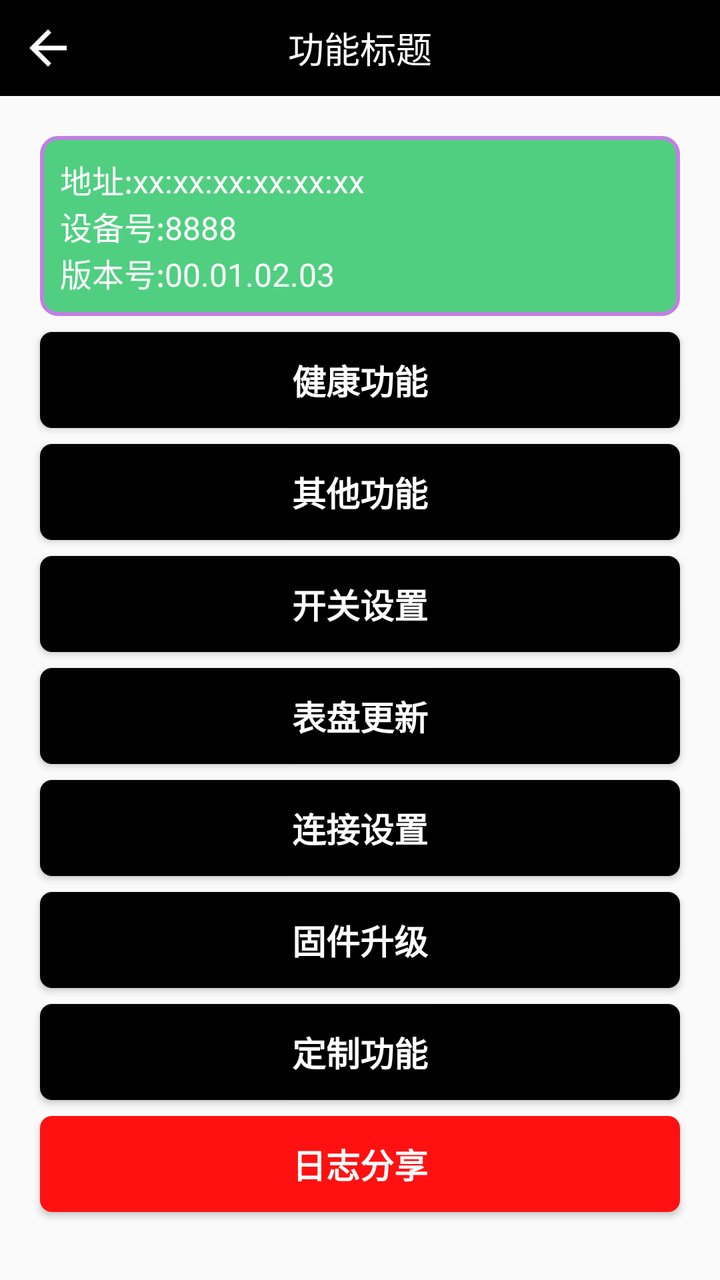
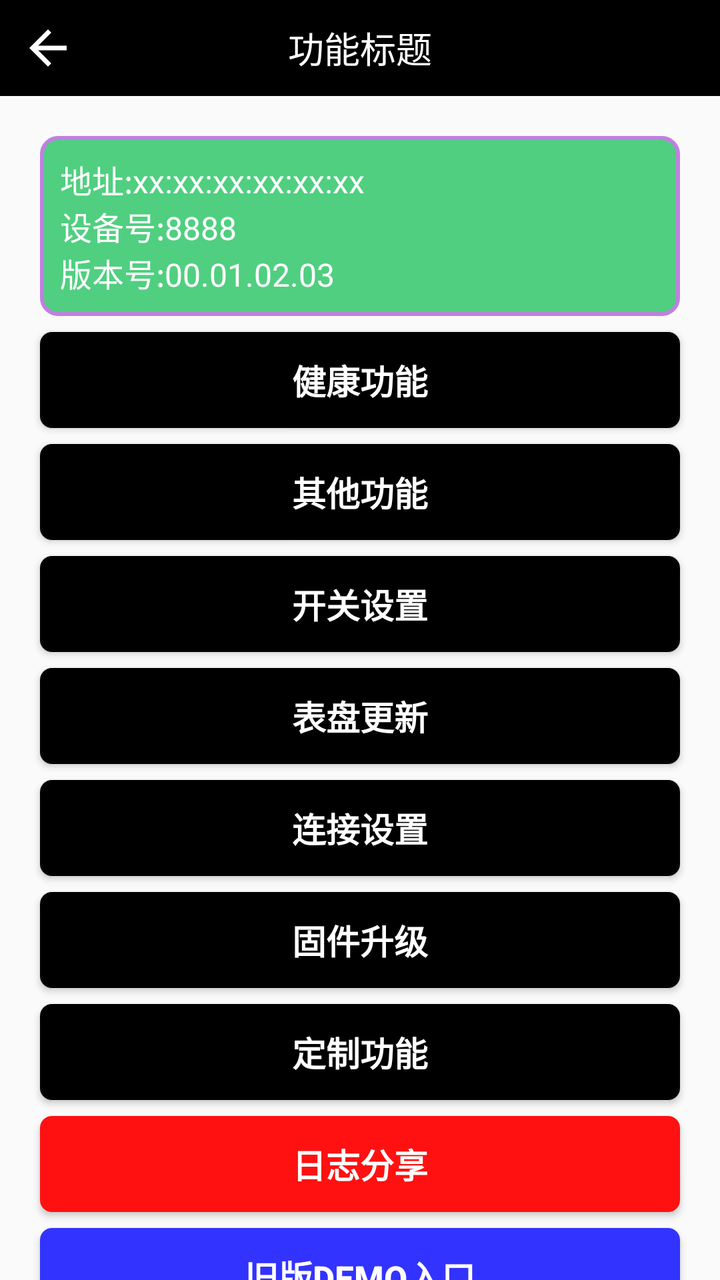

Before-and-after screenshots of an Android layout around one commit, followed by the original layout XML and the change that was made.
<!-- AndroidManifest.xml: application theme AppTheme -->
<!-- res/layout/activity_device_function_menu.xml -->
<?xml version="1.0" encoding="utf-8"?>
<androidx.constraintlayout.widget.ConstraintLayout xmlns:android="http://schemas.android.com/apk/res/android"
    xmlns:app="http://schemas.android.com/apk/res-auto"
    android:layout_width="match_parent"
    android:layout_height="match_parent">

    <include
        android:id="@+id/vTitle"
        layout="@layout/layout_title_bar"
        app:layout_constraintEnd_toEndOf="parent"
        app:layout_constraintStart_toStartOf="parent"
        app:layout_constraintTop_toTopOf="parent"/>

    <TextView
        android:id="@+id/tvDeviceInfo"
        app:layout_constraintTop_toBottomOf="@id/vTitle"
        android:background="@drawable/text_info_bg"
        android:layout_marginTop="20dp"
        android:layout_marginStart="20dp"
        android:textColor="#FFF"
        android:textSize="16sp"
        android:padding="10dp"
        android:text="地址:xx:xx:xx:xx:xx:xx\n设备号:8888\n版本号:00.01.02.03"
        android:layout_marginEnd="20dp"
        android:layout_width="match_parent"
        android:layout_height="wrap_content"/>

    <Button
        android:layout_marginTop="8dp"
        android:layout_marginStart="20dp"
        android:layout_marginEnd="20dp"
        android:id="@+id/btnHealthFunction"
        app:layout_constraintStart_toStartOf="parent"
        app:layout_constraintEnd_toEndOf="parent"
        android:text="健康功能"
        android:textColor="#FFF"
        android:textStyle="bold"
        android:textSize="17sp"
        android:background="@drawable/btn_common"
        app:layout_constraintTop_toBottomOf="@id/tvDeviceInfo"
        android:layout_width="match_parent"
        android:layout_height="wrap_content"/>

    <Button
        android:layout_marginTop="8dp"
        android:layout_marginStart="20dp"
        android:layout_marginEnd="20dp"
        android:id="@+id/btnOtherFunction"
        app:layout_constraintStart_toStartOf="parent"
        app:layout_constraintEnd_toEndOf="parent"
        android:text="其他功能"
        android:textColor="#FFF"
        android:textStyle="bold"
        android:textSize="17sp"
        android:background="@drawable/btn_common"
        app:layout_constraintTop_toBottomOf="@id/btnHealthFunction"
        android:layout_width="match_parent"
        android:layout_height="wrap_content"/>

    <Button
        android:layout_marginTop="8dp"
        android:layout_marginStart="20dp"
        android:layout_marginEnd="20dp"
        android:id="@+id/btnSwitchFunction"
        app:layout_constraintStart_toStartOf="parent"
        app:layout_constraintEnd_toEndOf="parent"
        android:text="开关设置"
        android:textColor="#FFF"
        android:textStyle="bold"
        android:textSize="17sp"
        android:background="@drawable/btn_common"
        app:layout_constraintTop_toBottomOf="@id/btnOtherFunction"
        android:layout_width="match_parent"
        android:layout_height="wrap_content"/>

    <Button
        android:layout_marginTop="8dp"
        android:layout_marginStart="20dp"
        android:layout_marginEnd="20dp"
        android:id="@+id/btnWatchFace"
        app:layout_constraintStart_toStartOf="parent"
        app:layout_constraintEnd_toEndOf="parent"
        android:text="表盘更新"
        android:textColor="#FFF"
        android:textStyle="bold"
        android:textSize="17sp"
        android:background="@drawable/btn_common"
        app:layout_constraintTop_toBottomOf="@id/btnSwitchFunction"
        android:layout_width="match_parent"
        android:layout_height="wrap_content"/>

    <Button
        android:layout_marginTop="8dp"
        android:layout_marginStart="20dp"
        android:layout_marginEnd="20dp"
        android:id="@+id/btnConnectSetting"
        app:layout_constraintStart_toStartOf="parent"
        app:layout_constraintEnd_toEndOf="parent"
        android:text="连接设置"
        android:textColor="#FFF"
        android:textStyle="bold"
        android:textSize="17sp"
        android:background="@drawable/btn_common"
        app:layout_constraintTop_toBottomOf="@id/btnWatchFace"
        android:layout_width="match_parent"
        android:layout_height="wrap_content"/>

    <Button
        android:layout_marginTop="8dp"
        android:layout_marginStart="20dp"
        android:layout_marginEnd="20dp"
        android:id="@+id/btnOTAUpgrade"
        app:layout_constraintStart_toStartOf="parent"
        app:layout_constraintEnd_toEndOf="parent"
        android:text="固件升级"
        android:textColor="#FFF"
        android:textStyle="bold"
        android:textSize="17sp"
        android:background="@drawable/btn_common"
        app:layout_constraintTop_toBottomOf="@id/btnConnectSetting"
        android:layout_width="match_parent"
        android:layout_height="wrap_content"/>

    <Button
        android:layout_marginTop="8dp"
        android:layout_marginStart="20dp"
        android:layout_marginEnd="20dp"
        android:id="@+id/btnCustomFunction"
        app:layout_constraintStart_toStartOf="parent"
        app:layout_constraintEnd_toEndOf="parent"
        android:text="定制功能"
        android:textColor="#FFF"
        android:textStyle="bold"
        android:textSize="17sp"
        android:background="@drawable/btn_common"
        app:layout_constraintTop_toBottomOf="@id/btnOTAUpgrade"
        android:layout_width="match_parent"
        android:layout_height="wrap_content"/>

    <Button
        android:layout_marginTop="8dp"
        android:layout_marginStart="20dp"
        android:layout_marginEnd="20dp"
        android:id="@+id/btnLogShare"
        app:layout_constraintStart_toStartOf="parent"
        app:layout_constraintEnd_toEndOf="parent"
        android:text="日志分享"
        android:textColor="#FFF"
        android:textStyle="bold"
        android:textSize="17sp"
        android:background="@drawable/btn_red"
        app:layout_constraintTop_toBottomOf="@id/btnCustomFunction"
        android:layout_width="match_parent"
        android:layout_height="wrap_content"/>

</androidx.constraintlayout.widget.ConstraintLayout>
<!-- res/layout/layout_title_bar.xml (included above) -->
<?xml version="1.0" encoding="utf-8"?>
<androidx.constraintlayout.widget.ConstraintLayout xmlns:android="http://schemas.android.com/apk/res/android"
    android:layout_width="match_parent"
    xmlns:app="http://schemas.android.com/apk/res-auto"
    android:background="#000"
    android:layout_height="48dp">

    <ImageView
        android:id="@+id/ivBack"
        app:layout_constraintStart_toStartOf="parent"
        app:layout_constraintTop_toTopOf="parent"
        app:layout_constraintBottom_toBottomOf="parent"
        android:src="@drawable/ic_back_arrow"
        android:padding="10dp"
        android:layout_width="48dp"
        android:layout_height="48dp"/>

    <TextView
        android:id="@+id/tvTitle"
        app:layout_constraintStart_toStartOf="parent"
        app:layout_constraintEnd_toEndOf="parent"
        app:layout_constraintTop_toTopOf="parent"
        android:text="功能标题"
        android:textColor="#FFF"
        android:textSize="18sp"
        android:gravity="center"
        app:layout_constraintBottom_toBottomOf="parent"
        android:layout_width="wrap_content"
        android:layout_height="match_parent"/>

    <ImageView
        android:id="@+id/ivSetting"
        app:layout_constraintEnd_toEndOf="parent"
        app:layout_constraintTop_toTopOf="parent"
        app:layout_constraintBottom_toBottomOf="parent"
        android:src="@drawable/icon2_ptt_remind_set2_ltmode"
        android:padding="10dp"
        android:visibility="invisible"
        android:layout_width="48dp"
        android:layout_height="48dp"/>

</androidx.constraintlayout.widget.ConstraintLayout>
<!-- resources referenced by this layout -->
<resources>
  <!-- drawable btn_red (drawable) -->
  <?xml version="1.0" encoding="utf-8"?>
  <selector xmlns:android="http://schemas.android.com/apk/res/android">
      <item android:state_selected="true">
          <shape android:shape="rectangle">
              <solid android:color="#F11"/>
              <corners android:radius="6dp"/>
          </shape>
      </item>
      <item android:state_pressed="true">
          <shape android:shape="rectangle">
              <solid android:color="#F11"/>
              <corners android:radius="6dp"/>
          </shape>
      </item>
      <item android:state_enabled="true">
          <shape android:shape="rectangle">
              <solid android:color="#F11"/>
              <corners android:radius="6dp"/>
          </shape>
      </item>
      <item android:state_enabled="false">
          <shape android:shape="rectangle">
              <solid android:color="#999"/>
              <corners android:radius="6dp"/>
          </shape>
      </item>
      <item>
          <shape android:shape="rectangle">
              <solid android:color="#E22"/>
              <corners android:radius="6dp"/>
          </shape>
      </item>
  </selector>
  <!-- drawable ic_back_arrow (drawable) -->
  <?xml version="1.0" encoding="utf-8"?>
  <vector xmlns:android="http://schemas.android.com/apk/res/android"
      android:width="24dp"
      android:height="24dp"
      android:viewportWidth="24"
      android:viewportHeight="24"
      android:tint="?attr/colorOnSurface">
      <path
          android:fillColor="@android:color/white"
          android:pathData="M20,11H7.83l5.59,-5.59L12,4l-8,8l8,8l1.41,-1.41L7.83,13H20v-2z"/>
  </vector>
  <!-- drawable text_info_bg (drawable) -->
  <?xml version="1.0" encoding="utf-8"?>
  <shape xmlns:android="http://schemas.android.com/apk/res/android">
      <corners android:radius="8dp"/>
      <stroke android:color="#c080E0" android:width="2dp"/>
      <solid android:color="#50cF80"/>
  </shape>
  <style name="AppTheme" parent="Theme.AppCompat.Light.NoActionBar">
          
          <item name="colorPrimary">@color/colorPrimary</item>
          <item name="colorPrimaryDark">@color/colorPrimaryDark</item>
          <item name="colorAccent">@color/colorAccent</item>
          
          <item name="android:windowDrawsSystemBarBackgrounds">false</item>
          <item name="android:fitsSystemWindows">true</item>
  
          
          <item name="android:statusBarColor">@color/colorPrimaryDark</item>
  
          
          <item name="android:windowLightStatusBar">true</item>
  
      </style>
  <color name="colorPrimary">#3F51B5</color>
  <color name="colorPrimaryDark">#303F9F</color>
  <color name="colorAccent">#FF4081</color>
  <!-- unchanged entries left out for length: 2 -->
</resources>

<!-- the commit's change to res/layout/activity_device_function_menu.xml (unified diff, before → after) -->
@@ -150,6 +150,22 @@
         android:textSize="17sp"
         android:background="@drawable/btn_red"
         app:layout_constraintTop_toBottomOf="@id/btnCustomFunction"
+        android:layout_width="match_parent"
+        android:layout_height="wrap_content"/>
+
+    <Button
+        android:layout_marginTop="8dp"
+        android:layout_marginStart="20dp"
+        android:layout_marginEnd="20dp"
+        android:id="@+id/btnOldApiEntry"
+        app:layout_constraintStart_toStartOf="parent"
+        app:layout_constraintEnd_toEndOf="parent"
+        android:text="旧版DEMO入口"
+        android:textColor="#FFF"
+        android:textStyle="bold"
+        android:textSize="17sp"
+        android:background="@drawable/btn_blue"
+        app:layout_constraintTop_toBottomOf="@id/btnLogShare"
         android:layout_width="match_parent"
         android:layout_height="wrap_content"/>
 
<!-- resource entries referenced after the edit -->
@@ -1,5 +1,39 @@
 <!-- resources referenced by this layout -->
 <resources>
+  <!-- drawable btn_blue (drawable) -->
+  <?xml version="1.0" encoding="utf-8"?>
+  <selector xmlns:android="http://schemas.android.com/apk/res/android">
+      <item android:state_selected="true">
+          <shape android:shape="rectangle">
+              <solid android:color="#33F"/>
+              <corners android:radius="6dp"/>
+          </shape>
+      </item>
+      <item android:state_pressed="true">
+          <shape android:shape="rectangle">
+              <solid android:color="#33F"/>
+              <corners android:radius="6dp"/>
+          </shape>
+      </item>
+      <item android:state_enabled="true">
+          <shape android:shape="rectangle">
+              <solid android:color="#33F"/>
+              <corners android:radius="6dp"/>
+          </shape>
+      </item>
+      <item android:state_enabled="false">
+          <shape android:shape="rectangle">
+              <solid android:color="#999"/>
+              <corners android:radius="6dp"/>
+          </shape>
+      </item>
+      <item>
+          <shape android:shape="rectangle">
+              <solid android:color="#44E"/>
+              <corners android:radius="6dp"/>
+          </shape>
+      </item>
+  </selector>
   <!-- drawable btn_red (drawable) -->
   <?xml version="1.0" encoding="utf-8"?>
   <selector xmlns:android="http://schemas.android.com/apk/res/android">
